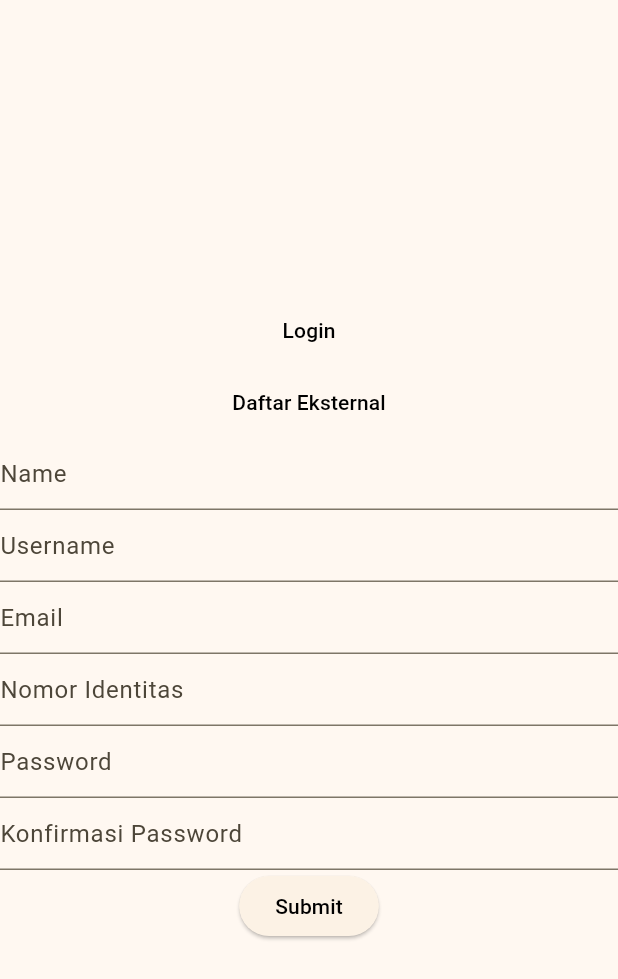
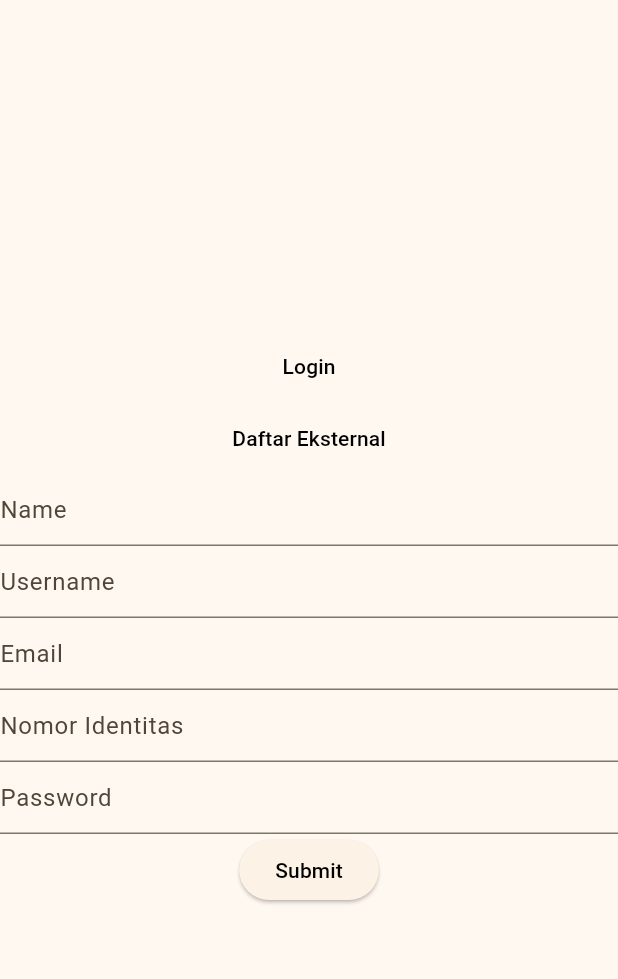
Before and after one commit to rian1504/ParkQuest-Parkir-Gamifikasi, a Flutter app: the DaftarEksternal screen opened by its route, after a tap on "Daftar Internal", on a phone screen of 412 x 824 dp. Shown: the top 979 px of the screen. Run offline on Flutter 3.47's test engine with Material 3 defaults, Android fonts, the light colour scheme and no system bars; our stand-ins replace get, get_storage, image_picker; accounts and stored records are empty; network calls fail.

Commit message:
Update Feat: authentication Register Menghapus field konfirmasi password

```diff
--- a/lib/Controllers/AuthenticationController.dart
+++ b/lib/Controllers/AuthenticationController.dart
@@ -19,7 +19,6 @@ class AuthenticationController extends GetxController {
     required String username,
     required String email,
     required String password,
-    required String passwordConfirmation,
     required String identityNumber,
     required String company,
     required String position,
@@ -36,7 +35,6 @@ class AuthenticationController extends GetxController {
         'company': company,
         'position': position,
         'password': password,
-        'password_confirmation': passwordConfirmation,
       };
 
       var response = await http.post(
@@ -50,8 +48,8 @@ class AuthenticationController extends GetxController {
       if (response.statusCode == 201) {
         isLoading.value = false;
 
-        token.value = content['token'];
-        box.write('token', token.value);
+        // token.value = content['token'];
+        // box.write('token', token.value);
 
         Get.offAllNamed('/login');
         debugPrint(content.toString());
@@ -81,7 +79,6 @@ class AuthenticationController extends GetxController {
     required String username,
     required String email,
     required String password,
-    required String passwordConfirmation,
     required String identityNumber,
   }) async {
     try {
@@ -94,7 +91,6 @@ class AuthenticationController extends GetxController {
         'email': email,
         'identity_number': identityNumber,
         'password': password,
-        'password_confirmation': passwordConfirmation,
       };
 
       var response = await http.post(
@@ -108,8 +104,8 @@ class AuthenticationController extends GetxController {
       if (response.statusCode == 201) {
         isLoading.value = false;
 
-        token.value = content['token'];
-        box.write('token', token.value);
+        // token.value = content['token'];
+        // box.write('token', token.value);
 
         Get.offAllNamed('/login');
         debugPrint(content.toString());
--- a/lib/views/authentication/daftar_eksternal.dart
+++ b/lib/views/authentication/daftar_eksternal.dart
@@ -19,7 +19,6 @@ class _DaftarEksternalState extends State<DaftarEksternal> {
   final _company = TextEditingController();
   final _position = TextEditingController();
   final _password = TextEditingController();
-  final _passwordConfirmation = TextEditingController();
   final _authenticationController = Get.put(AuthenticationController());
 
   @override
@@ -96,14 +95,6 @@ class _DaftarEksternalState extends State<DaftarEksternal> {
                       hintText: 'Password',
                     ),
                   ),
-                  TextFormField(
-                    controller: _passwordConfirmation,
-                    obscureText: true,
-                    obscuringCharacter: '*',
-                    decoration: InputDecoration(
-                      hintText: 'Konfirmasi Password',
-                    ),
-                  ),
                   ElevatedButton(
                     onPressed: () async {
                       await _authenticationController.registerEksternal(
@@ -115,7 +106,6 @@ class _DaftarEksternalState extends State<DaftarEksternal> {
                         company: _company.text,
                         position: _position.text,
                         password: _password.text,
-                        passwordConfirmation: _passwordConfirmation.text,
                       );
                     },
                     child: Obx(() {
--- a/lib/views/authentication/daftar_internal.dart
+++ b/lib/views/authentication/daftar_internal.dart
@@ -17,7 +17,6 @@ class _DaftarInternalState extends State<DaftarInternal> {
   final _email = TextEditingController();
   final _identityNumber = TextEditingController();
   final _password = TextEditingController();
-  final _passwordConfirmation = TextEditingController();
   final _authenticationController = Get.put(AuthenticationController());
 
   @override
@@ -80,14 +79,6 @@ class _DaftarInternalState extends State<DaftarInternal> {
                       hintText: 'Password',
                     ),
                   ),
-                  TextFormField(
-                    controller: _passwordConfirmation,
-                    obscureText: true,
-                    obscuringCharacter: '*',
-                    decoration: InputDecoration(
-                      hintText: 'Konfirmasi Password',
-                    ),
-                  ),
                   ElevatedButton(
                     onPressed: () async {
                       await _authenticationController.registerInternal(
@@ -97,7 +88,6 @@ class _DaftarInternalState extends State<DaftarInternal> {
                         email: _email.text,
                         identityNumber: _identityNumber.text,
                         password: _password.text,
-                        passwordConfirmation: _passwordConfirmation.text,
                       );
                     },
                     child: Obx(() {
--- a/lib/views/dashboard.dart
+++ b/lib/views/dashboard.dart
@@ -109,7 +109,7 @@ class Dashboard extends StatelessWidget {
                           _leaderboardcontroller.datasTopThree.value.length,
                       itemBuilder: (context, index) {
                         final LeaderboardModel data =
-                            _leaderboardcontroller.datas.value[index];
+                            _leaderboardcontroller.datasTopThree.value[index];
                         return Column(
                           children: [
                             Text(data.user.username),
```
